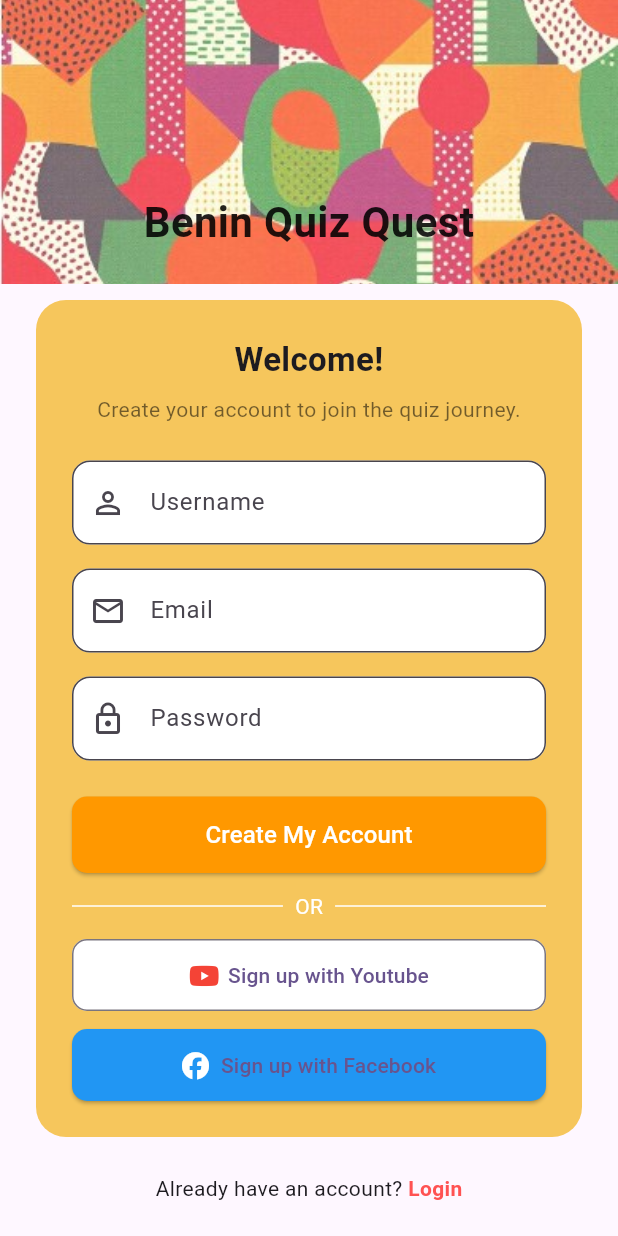
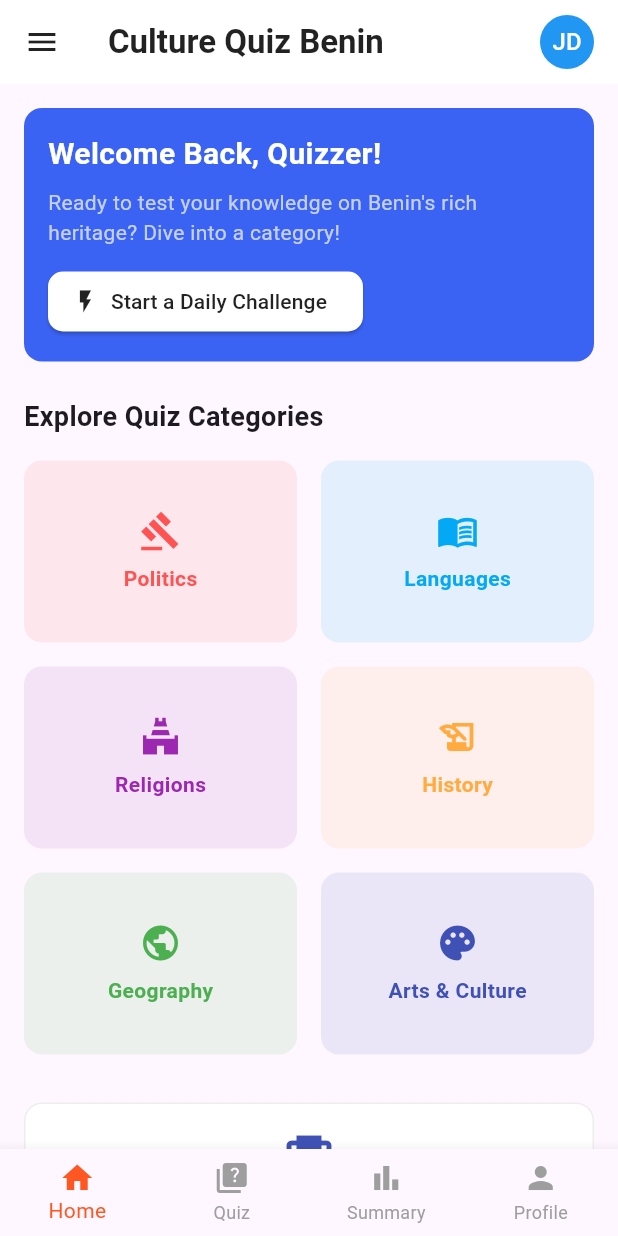
Before and after one commit to agonglomarel7/benin_quiz, a Flutter app: the screen it shows after launch, on a phone screen of 412 x 824 dp. Run offline on Flutter 3.47's test engine with Material 3 defaults, Android fonts, the phone set to English and light mode, and no system bars; our stand-ins replace font_awesome_flutter.

Commit message:
Adding home screen

```diff
--- a/lib/main.dart
+++ b/lib/main.dart
@@ -1,3 +1,4 @@
+import 'package:benin_quiz/screens/homeScreen.dart';
 import 'package:benin_quiz/screens/loginScreen.dart';
 import 'package:benin_quiz/screens/singupScreen.dart';
 import 'package:flutter/material.dart';
@@ -18,7 +19,7 @@ class MyApp extends StatelessWidget {
       theme: ThemeData(
         colorScheme: ColorScheme.fromSeed(seedColor: Colors.deepPurple),
       ),
-      home: const SignUpScreen()
+      home: const HomeScreen()
     );
   }
 }
--- /dev/null
+++ b/lib/screens/homeScreen.dart
@@ -0,0 +1,248 @@
+  import 'package:flutter/material.dart';
+  import 'package:font_awesome_flutter/font_awesome_flutter.dart';
+
+  class HomeScreen extends StatelessWidget {
+    const HomeScreen({super.key});
+
+    @override
+    Widget build(BuildContext context) {
+      return Scaffold(
+        drawer: const Drawer(), // Optionnel : à compléter selon tes besoins
+        appBar: AppBar(
+          backgroundColor: Colors.white,
+          elevation: 0,
+          leading: Builder(
+            builder: (context) => IconButton(
+              icon: const Icon(Icons.menu, color: Colors.black87),
+              onPressed: () => Scaffold.of(context).openDrawer(),
+            ),
+          ),
+          title: const Text(
+            "Culture Quiz Benin",
+            style: TextStyle(
+              color: Colors.black87,
+              fontWeight: FontWeight.bold,
+            ),
+          ),
+          actions: const [
+            CircleAvatar(
+              radius: 18,
+              backgroundColor: Colors.blue,
+              child: Text("JD", style: TextStyle(color: Colors.white)),
+            ),
+            SizedBox(width: 16),
+          ],
+        ),
+        body: SingleChildScrollView(
+          padding: const EdgeInsets.all(16),
+          child: Column(
+            crossAxisAlignment: CrossAxisAlignment.start,
+            children: [
+              // Welcome Box
+              Container(
+                padding: const EdgeInsets.all(16),
+                decoration: BoxDecoration(
+                  color: const Color(0xFF3B63F3),
+                  borderRadius: BorderRadius.circular(12),
+                ),
+                child: Column(
+                  crossAxisAlignment: CrossAxisAlignment.start,
+                  children: [
+                    const Text(
+                      "Welcome Back, Quizzer!",
+                      style: TextStyle(
+                        color: Colors.white,
+                        fontSize: 20,
+                        fontWeight: FontWeight.bold,
+                      ),
+                    ),
+                    const SizedBox(height: 8),
+                    const Text(
+                      "Ready to test your knowledge on Benin's rich heritage? Dive into a category!",
+                      style: TextStyle(color: Colors.white70),
+                    ),
+                    const SizedBox(height: 12),
+                    ElevatedButton.icon(
+                      style: ElevatedButton.styleFrom(
+                        backgroundColor: Colors.white,
+                        foregroundColor: Colors.black87,
+                        shape: RoundedRectangleBorder(
+                          borderRadius: BorderRadius.circular(10),
+                        ),
+                      ),
+                      onPressed: () {},
+                      icon: const Icon(Icons.flash_on),
+                      label: const Text("Start a Daily Challenge"),
+                    )
+                  ],
+                ),
+              ),
+
+              const SizedBox(height: 24),
+              const Text(
+                "Explore Quiz Categories",
+                style: TextStyle(fontSize: 18, fontWeight: FontWeight.bold),
+              ),
+              const SizedBox(height: 16),
+
+              // Categories Grid
+              GridView.count(
+                crossAxisCount: 2,
+                childAspectRatio: 3 / 2,
+                mainAxisSpacing: 16,
+                crossAxisSpacing: 16,
+                shrinkWrap: true,
+                physics: const NeverScrollableScrollPhysics(),
+                children: const [
+                  _CategoryCard(label: 'Politics', icon: Icons.gavel, color: Colors.redAccent),
+                  _CategoryCard(label: 'Languages', icon: Icons.menu_book, color: Colors.lightBlue),
+                  _CategoryCard(label: 'Religions', icon: Icons.temple_hindu, color: Colors.purple),
+                  _CategoryCard(label: 'History', icon: Icons.history_edu, color: Colors.orangeAccent),
+                  _CategoryCard(label: 'Geography', icon: Icons.public, color: Colors.green),
+                  _CategoryCard(label: 'Arts & Culture', icon: Icons.palette, color: Colors.indigo),
+                ],
+              ),
+
+              const SizedBox(height: 32),
+              // Achievements Section
+              Container(
+                padding: const EdgeInsets.all(16),
+                decoration: BoxDecoration(
+                  color: Colors.white,
+                  border: Border.all(color: Colors.grey.shade200),
+                  borderRadius: BorderRadius.circular(12),
+                ),
+                child: Column(
+                  children: [
+                    const Icon(Icons.emoji_events, size: 40, color: Colors.indigo),
+                    const SizedBox(height: 8),
+                    const Text(
+                      "Unlock New Achievements!",
+                      style: TextStyle(fontWeight: FontWeight.bold, fontSize: 16),
+                    ),
+                    const SizedBox(height: 4),
+                    const Text(
+                      "Master a category and earn special badges. Your journey to becoming a Benin Culture Expert starts now!",
+                      textAlign: TextAlign.center,
+                      style: TextStyle(color: Colors.black54),
+                    ),
+                    const SizedBox(height: 12),
+                    OutlinedButton(
+                      onPressed: () {},
+                      child: const Text("View Your Profile"),
+                    ),
+                  ],
+                ),
+              ),
+
+              const SizedBox(height: 32),
+              const Text(
+                "Our Educational Partners",
+                style: TextStyle(fontSize: 18, fontWeight: FontWeight.bold),
+              ),
+              const SizedBox(height: 12),
+
+              GridView.count(
+                crossAxisCount: 4,
+                crossAxisSpacing: 8,
+                mainAxisSpacing: 8,
+                shrinkWrap: true,
+                physics: const NeverScrollableScrollPhysics(),
+                children: const [
+                  _PartnerLogo(label: "Benin Edu", imagePath: "assets/logos/benin_edu.png"),
+                  _PartnerLogo(label: "AfriLearn", imagePath: "assets/logos/afrilearn.png"),
+                  _PartnerLogo(label: "CulturePath", imagePath: "assets/logos/culturepath.png"),
+                  _PartnerLogo(label: "Heritage Link", imagePath: "assets/logos/heritage_link.png"),
+                  _PartnerLogo(label: "QuizAfrique", imagePath: "assets/logos/quizafrique.png"),
+                  _PartnerLogo(label: "Local Voices", imagePath: "assets/logos/local_voices.png"),
+                ],
+              ),
+
+              const SizedBox(height: 80),
+            ],
+          ),
+        ),
+
+        // Bottom navigation bar
+        bottomNavigationBar: BottomNavigationBar(
+          currentIndex: 0,
+          selectedItemColor: Colors.deepOrange,
+          unselectedItemColor: Colors.grey,
+          type: BottomNavigationBarType.fixed,
+          onTap: (index) {
+            // TODO: navigate by index
+          },
+          items: const [
+            BottomNavigationBarItem(icon: Icon(Icons.home), label: 'Home'),
+            BottomNavigationBarItem(icon: Icon(Icons.quiz), label: 'Quiz'),
+            BottomNavigationBarItem(icon: Icon(Icons.bar_chart), label: 'Summary'),
+            BottomNavigationBarItem(icon: Icon(Icons.person), label: 'Profile'),
+          ],
+        ),
+      );
+    }
+  }
+
+  // Category card widget
+  class _CategoryCard extends StatelessWidget {
+    final String label;
+    final IconData icon;
+    final Color color;
+
+    const _CategoryCard({
+      required this.label,
+      required this.icon,
+      required this.color,
+    });
+
+    @override
+    Widget build(BuildContext context) {
+      return GestureDetector(
+        onTap: () {
+          // TODO: navigate to quiz category
+        },
+        child: Container(
+          decoration: BoxDecoration(
+            color: color.withOpacity(0.1),
+            borderRadius: BorderRadius.circular(12),
+          ),
+          padding: const EdgeInsets.all(12),
+          child: Column(
+            mainAxisAlignment: MainAxisAlignment.center,
+            children: [
+              Icon(icon, color: color, size: 28),
+              const SizedBox(height: 8),
+              Text(label, style: TextStyle(color: color, fontWeight: FontWeight.bold)),
+            ],
+          ),
+        ),
+      );
+    }
+  }
+
+  // Partner logo widget (placeholder)
+  class _PartnerLogo extends StatelessWidget {
+    final String label;
+    final String imagePath;
+
+    const _PartnerLogo({required this.label, required this.imagePath});
+
+    @override
+    Widget build(BuildContext context) {
+      return Column(
+        children: [
+          CircleAvatar(
+            backgroundColor: Colors.grey,
+            radius: 20,
+            backgroundImage: AssetImage(imagePath),
+          ),
+          const SizedBox(height: 4),
+          Text(
+            label,
+            textAlign: TextAlign.center,
+            style: const TextStyle(fontSize: 10),
+          ),
+        ],
+      );
+    }
+  }
```
